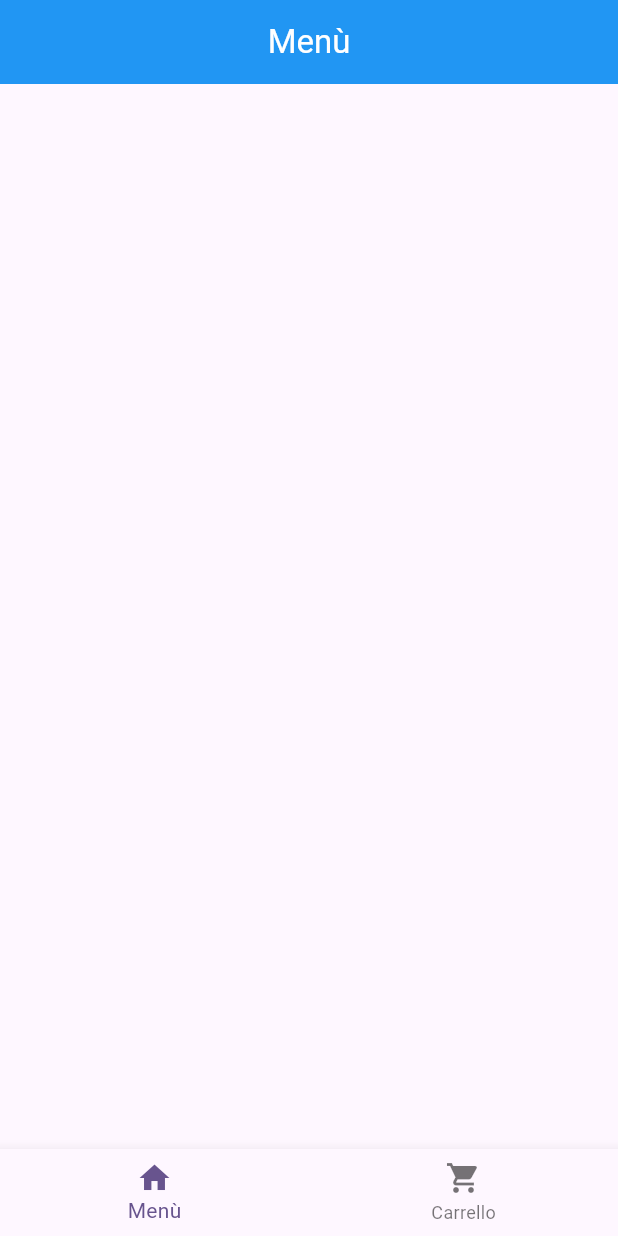
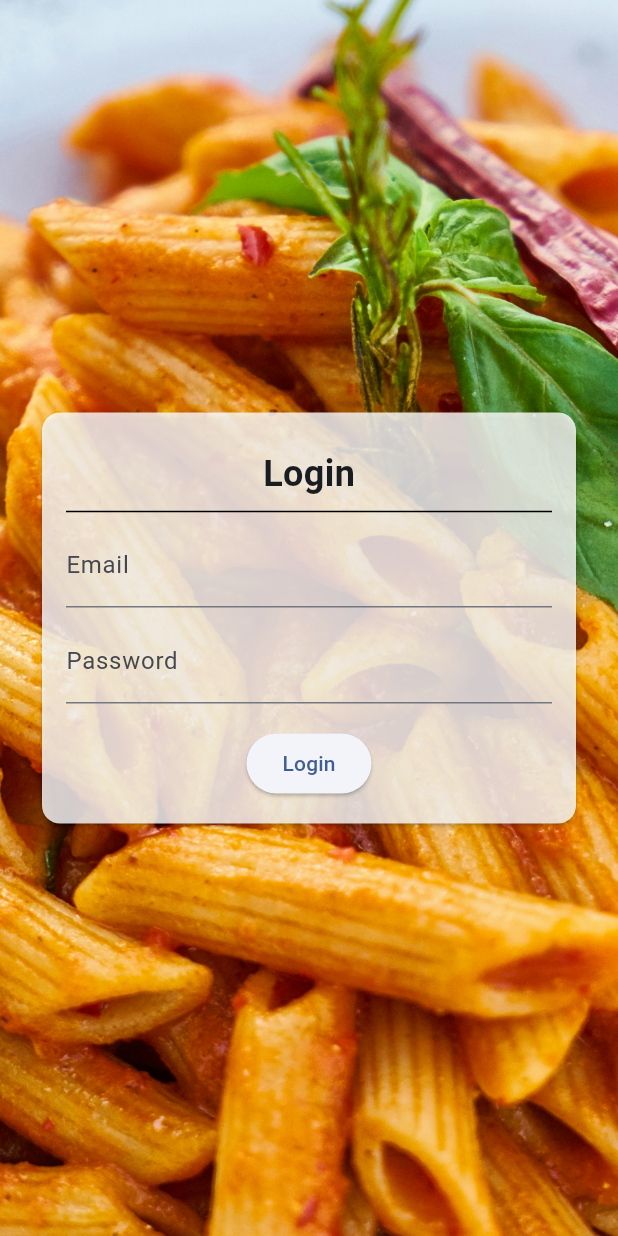
Before and after one commit to matteobonelli/flutter_restaurant, a Flutter app: the screen it shows after launch, on a phone screen of 412 x 824 dp. Run offline on Flutter 3.47's test engine with Material 3 defaults, Android fonts, the phone set to English and light mode, and no system bars; our stand-ins replace cloud_firestore, firebase_auth, firebase_core, get; accounts and stored records are empty.

Commit message:
added login page, starting to add authentication

```diff
--- /dev/null
+++ b/lib/features/login/bindings/login_binding.dart
@@ -0,0 +1,9 @@
+import 'package:get/get.dart';
+import 'package:project_x/features/login/presentation/controllers/login_controller.dart';
+
+class LoginBinding extends Bindings {
+  @override
+  void dependencies() {
+    Get.lazyPut<LoginController>(() => LoginController());
+  }
+}
--- /dev/null
+++ b/lib/features/login/presentation/controllers/login_controller.dart
@@ -0,0 +1,16 @@
+import 'package:flutter/material.dart';
+import 'package:get/get.dart';
+
+class LoginController extends GetxController{
+
+  final _formKey = GlobalKey<FormState>();
+
+  String email = '';
+  String password = '';
+
+
+  GlobalKey<FormState> get formKey{
+    return _formKey;
+  }
+
+}
--- /dev/null
+++ b/lib/features/login/presentation/pages/login_screen.dart
@@ -0,0 +1,46 @@
+import 'package:flutter/material.dart';
+
+import '../widgets/login_form.dart';
+
+class LoginScreen extends StatelessWidget {
+  const LoginScreen({super.key});
+
+  @override
+  Widget build(BuildContext context) {
+    return Scaffold(
+        body: Center(
+          child: Stack(
+              children: [
+                Container(
+                  width: double.infinity,
+                  height: MediaQuery
+                      .of(context)
+                      .size
+                      .height,
+                  decoration: const BoxDecoration(
+                      image: DecorationImage(
+                          fit: BoxFit.cover,
+                          image: AssetImage("assets/images/pasta.jpg"))),
+                ),
+                Center(
+                  child: Padding(
+                    padding: const EdgeInsets.all(24.0),
+                    child: Card(
+                      color: Colors.white.withOpacity(0.8),
+                      child:Padding(
+                        padding: const EdgeInsets.all(16.0),
+                        child: Column(
+                          mainAxisSize: MainAxisSize.min,
+                          children: [
+                            LoginForm(),
+                          ],
+                        ),
+                      )
+                    ),
+                  ),
+                )
+              ]
+          ),
+        ));
+  }
+}
--- /dev/null
+++ b/lib/features/login/presentation/widgets/login_form.dart
@@ -0,0 +1,67 @@
+import 'package:flutter/material.dart';
+import 'package:get/get.dart';
+
+import '../../../../shared/validators.dart';
+import '../controllers/login_controller.dart';
+
+class LoginForm extends StatelessWidget {
+  const LoginForm({super.key});
+
+  @override
+  Widget build(BuildContext context) {
+    return GetBuilder<LoginController>(
+        builder: (controller) => Column(
+              children: [
+                SizedBox(
+                  height: 8,
+                ),
+                Text(
+                  "Login",
+                  style: TextStyle(fontWeight: FontWeight.bold, fontSize: 24),
+                ),
+                Divider(
+                  color: Colors.black,
+                ),
+                Form(
+                    key: controller.formKey,
+                    child: Column(
+                      mainAxisAlignment: MainAxisAlignment.start,
+                      children: [
+                        TextFormField(
+                          decoration: const InputDecoration(
+                              label: Text("Email"),
+                              hintText: "email@gmail.com"),
+                          // maxLength: 30,
+                          validator: validateEmail,
+                          onSaved: (value) {
+                            controller.email = value!;
+                          },
+                          keyboardType: TextInputType.emailAddress,
+                        ),
+                        const SizedBox(height: 8),
+                        TextFormField(
+                          decoration:
+                              const InputDecoration(label: Text("Password")),
+                          // maxLength: 30,
+                          obscureText: true,
+                          keyboardType: TextInputType.text,
+                          onSaved: (value) {
+                            controller.password = value!;
+                          },
+                        ),
+                        const SizedBox(height: 16),
+                        ElevatedButton(
+                          onPressed: () {
+                            if (controller.formKey.currentState!.validate()) {
+                              Get.offNamed("/menu");
+                            }
+                          },
+                          child: const Text("Login"),
+                          style: ButtonStyle(),
+                        ),
+                      ],
+                    ))
+              ],
+            ));
+  }
+}
--- a/lib/main.dart
+++ b/lib/main.dart
@@ -19,10 +19,10 @@ class MyApp extends StatelessWidget {
   Widget build(BuildContext context) {
     return GetMaterialApp(
       getPages: AppPages.routes,
-      initialRoute: '/menu',
+      initialRoute: '/login',
       title: 'Flutter Demo',
       theme: ThemeData(
-        colorScheme: ColorScheme.fromSeed(seedColor: Colors.deepPurple),
+        colorScheme: ColorScheme.fromSeed(seedColor: Color(0xFF1E1F22)),
         useMaterial3: true,
       ),
     );
--- a/lib/routes/app_pages.dart
+++ b/lib/routes/app_pages.dart
@@ -1,5 +1,7 @@
 import 'package:get/get.dart';
 import 'package:project_x/features/cart/bindings/cart_binding.dart';
+import 'package:project_x/features/login/bindings/login_binding.dart';
+import 'package:project_x/features/login/presentation/pages/login_screen.dart';
 import 'package:project_x/features/menu/bindings/menu_binding.dart';
 import 'package:project_x/features/menu/presentation/pages/landing_menu_cart.dart';
 import 'package:project_x/features/menu/presentation/pages/menu_view.dart';
@@ -28,5 +30,10 @@ class AppPages{
           CartBinding(),
         ]
     ),
+    GetPage(
+      name: Routes.LOGIN,
+      page: () => const LoginScreen(),
+      binding: LoginBinding(),
+    )
   ];
 }
--- a/pubspec.yaml
+++ b/pubspec.yaml
@@ -38,6 +38,7 @@ dependencies:
   cloud_firestore: ^4.16.1
   get: ^4.6.6
   firebase_core: ^2.29.0
+  firebase_auth: ^4.19.1
 
 dev_dependencies:
   flutter_test:
@@ -62,8 +63,8 @@ flutter:
   uses-material-design: true
 
   # To add assets to your application, add an assets section, like this:
-  # assets:
-  #   - images/a_dot_burr.jpeg
+  assets:
+    - assets/images/pasta.jpg
   #   - images/a_dot_ham.jpeg
 
   # An image asset can refer to one or more resolution-specific "variants", see
```
Also changed, not shown: lib/features/login/data/domain/authentication_repository.dart (added, +37 -0 lines), lib/shared/validators.dart (added, +17 -0 lines), lib/utils/firestore_helper.dart (+11 -10 lines), assets/images/pasta.jpg (added), lib/media/pasta.jpg (added), pubspec.lock, 3 other files.
